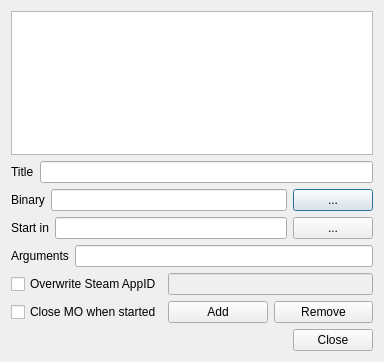
Qt form modorganizer/src/editexecutablesdialog.ui (Holt59/mo2-merge) before a commit.
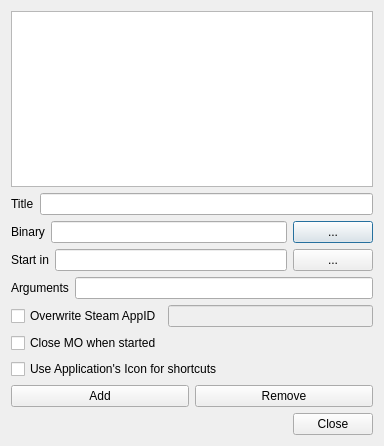
The same form after that commit. Icons and pictures are not drawn.

Commit message: [modorganizer] Allow user to select app icon or mo icon for generated shortcuts Also fixes 'x' for toolbar not disappearing when it should Issue 701

```diff
--- a/modorganizer/src/editexecutablesdialog.ui
+++ b/modorganizer/src/editexecutablesdialog.ui
@@ -7,7 +7,7 @@
     <x>0</x>
     <y>0</y>
     <width>384</width>
-    <height>362</height>
+    <height>446</height>
    </rect>
   </property>
   <property name="windowTitle">
@@ -165,8 +165,6 @@
     </layout>
    </item>
    <item>
-    <layout class="QHBoxLayout" name="horizontalLayout_2">
-     <item>
       <widget class="QCheckBox" name="closeCheckBox">
        <property name="toolTip">
         <string>If checked, MO will be closed once the specified executable is run.</string>
@@ -180,6 +178,15 @@
       </widget>
      </item>
      <item>
+    <widget class="QCheckBox" name="useAppIconCheckBox">
+     <property name="text">
+      <string>Use Application's Icon for shortcuts</string>
+     </property>
+    </widget>
+   </item>
+   <item>
+    <layout class="QHBoxLayout" name="horizontalLayout_2">
+     <item>
       <widget class="QPushButton" name="addButton">
        <property name="toolTip">
         <string>Add an executable</string>
```
Left out of the diff: 4 changed lines with no effect on the pictures. Lines whose indentation alone changed are shown as unchanged. The commit also changes 5 other files.
